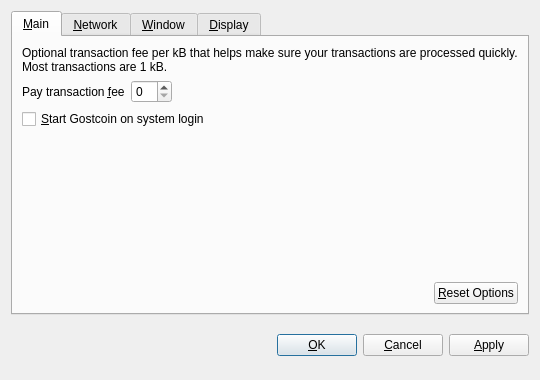
First picture: the form in src/qt/forms/optionsdialog.ui, repository GOSTSec/gostcoin, before the edit.
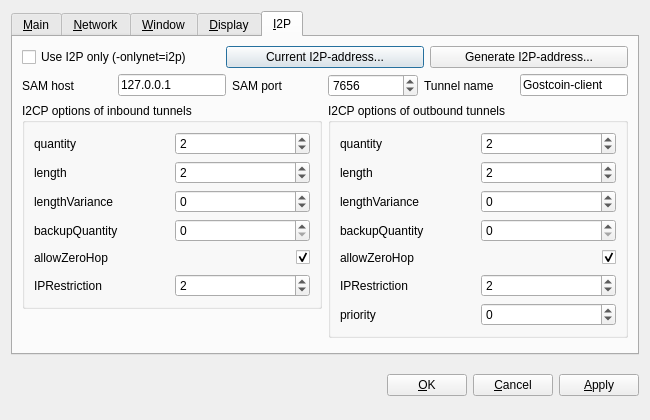
Second picture: the form after the edit. The open tabs and pages were chosen to show the change. Custom widgets are drawn as their Qt base class.

```diff
--- a/src/qt/forms/optionsdialog.ui
+++ b/src/qt/forms/optionsdialog.ui
@@ -6,8 +6,8 @@
    <rect>
     <x>0</x>
     <y>0</y>
-    <width>540</width>
-    <height>380</height>
+    <width>650</width>
+    <height>420</height>
    </rect>
   </property>
   <property name="windowTitle">
@@ -16,12 +16,15 @@
   <property name="modal">
    <bool>true</bool>
   </property>
-  <layout class="QVBoxLayout" name="verticalLayout">
+  <layout class="QVBoxLayout" name="verticalLayout_6">
    <item>
     <widget class="QTabWidget" name="tabWidget">
      <property name="tabPosition">
       <enum>QTabWidget::North</enum>
      </property>
+     <property name="tabShape">
+      <enum>QTabWidget::Rounded</enum>
+     </property>
      <property name="currentIndex">
       <number>0</number>
      </property>
@@ -388,6 +391,452 @@
        </item>
       </layout>
      </widget>
+     <widget class="QWidget" name="tabI2P">
+      <attribute name="title">
+       <string notr="true">&amp;I2P</string>
+      </attribute>
+      <layout class="QVBoxLayout" name="verticalLayout">
+       <item>
+        <layout class="QHBoxLayout" name="horizontalLayout_1_I2P">
+         <item>
+          <widget class="QCheckBox" name="checkBoxUseI2POnly">
+           <property name="text">
+            <string>Use I2P only (-onlynet=i2p)</string>
+           </property>
+          </widget>
+         </item>
+         <item>
+          <widget class="QPushButton" name="pushButtonCurrentI2PAddress">
+           <property name="text">
+            <string>Current I2P-address...</string>
+           </property>
+          </widget>
+         </item>
+         <item>
+          <widget class="QPushButton" name="pushButtonGenerateI2PAddress">
+           <property name="text">
+            <string>Generate I2P-address...</string>
+           </property>
+          </widget>
+         </item>
+        </layout>
+       </item>
+       <item>
+        <layout class="QHBoxLayout" name="horizontalLayout_2_I2P">
+         <item>
+          <widget class="QLabel" name="labelSAMHost">
+           <property name="text">
+            <string>SAM host</string>
+           </property>
+          </widget>
+         </item>
+         <item>
+          <widget class="QLineEdit" name="lineEditSAMHost">
+           <property name="sizePolicy">
+            <sizepolicy hsizetype="Fixed" vsizetype="Fixed">
+             <horstretch>0</horstretch>
+             <verstretch>0</verstretch>
+            </sizepolicy>
+           </property>
+           <property name="text">
+            <string>127.0.0.1</string>
+           </property>
+          </widget>
+         </item>
+         <item>
+          <widget class="QLabel" name="labelSAMPort">
+           <property name="text">
+            <string>SAM port</string>
+           </property>
+          </widget>
+         </item>
+         <item>
+          <widget class="QSpinBox" name="spinBoxSAMPort">
+           <property name="minimum">
+            <number>1</number>
+           </property>
+           <property name="maximum">
+            <number>65535</number>
+           </property>
+           <property name="value">
+            <number>7656</number>
+           </property>
+          </widget>
+         </item>
+         <item>
+          <widget class="QLabel" name="labelTunnelName">
+           <property name="text">
+            <string>Tunnel name</string>
+           </property>
+          </widget>
+         </item>
+         <item>
+          <widget class="QLineEdit" name="lineEditTunnelName">
+           <property name="sizePolicy">
+            <sizepolicy hsizetype="Preferred" vsizetype="Fixed">
+             <horstretch>0</horstretch>
+             <verstretch>0</verstretch>
+            </sizepolicy>
+           </property>
+           <property name="minimumSize">
+            <size>
+             <width>0</width>
+             <height>0</height>
+            </size>
+           </property>
+           <property name="text">
+            <string>Gostcoin-client</string>
+           </property>
+          </widget>
+         </item>
+        </layout>
+       </item>
+       <item>
+        <layout class="QHBoxLayout" name="horizontalLayout_3_I2P">
+         <item>
+          <layout class="QVBoxLayout" name="verticalLayout_3_1_I2P">
+           <item>
+            <widget class="QGroupBox" name="groupBoxInbound_3_1_I2P">
+             <property name="title">
+              <string>I2CP options of inbound tunnels</string>
+             </property>
+             <layout class="QVBoxLayout" name="verticalLayout_2">
+              <item>
+               <layout class="QHBoxLayout" name="horizontalLayout_3_1_1_I2P">
+                <item>
+                 <widget class="QLabel" name="labelInboundQuantity">
+                  <property name="text">
+                   <string>quantity </string>
+                  </property>
+                 </widget>
+                </item>
+                <item>
+                 <widget class="QSpinBox" name="spinBoxInboundQuantity">
+                  <property name="minimum">
+                   <number>1</number>
+                  </property>
+                  <property name="maximum">
+                   <number>16</number>
+                  </property>
+                  <property name="value">
+                   <number>2</number>
+                  </property>
+                 </widget>
+                </item>
+               </layout>
+              </item>
+              <item>
+               <layout class="QHBoxLayout" name="horizontalLayout_3_1_2_I2P">
+                <item>
+                 <widget class="QLabel" name="labelInboundLength">
+                  <property name="text">
+                   <string>length </string>
+                  </property>
+                 </widget>
+                </item>
+                <item>
+                 <widget class="QSpinBox" name="spinBoxInboundLength">
+                  <property name="minimum">
+                   <number>0</number>
+                  </property>
+                  <property name="maximum">
+                   <number>7</number>
+                  </property>
+                  <property name="value">
+                   <number>2</number>
+                  </property>
+                 </widget>
+                </item>
+               </layout>
+              </item>
+              <item>
+               <layout class="QHBoxLayout" name="horizontalLayout_3_1_3_I2P">
+                <item>
+                 <widget class="QLabel" name="labelInboundLengthVariance">
+                  <property name="text">
+                   <string>lengthVariance</string>
+                  </property>
+                 </widget>
+                </item>
+                <item>
+                 <widget class="QSpinBox" name="spinBoxInboundLengthVariance">
+                  <property name="minimum">
+                   <number>-7</number>
+                  </property>
+                  <property name="maximum">
+                   <number>7</number>
+                  </property>
+                 </widget>
+                </item>
+               </layout>
+              </item>
+              <item>
+               <layout class="QHBoxLayout" name="horizontalLayout_3_1_4_I2P">
+                <item>
+                 <widget class="QLabel" name="labelInboundBackupQuality">
+                  <property name="text">
+                   <string>backupQuantity</string>
+                  </property>
+                 </widget>
+                </item>
+                <item>
+                 <widget class="QSpinBox" name="spinBoxInboundBackupQuality"/>
+                </item>
+               </layout>
+              </item>
+              <item>
+               <layout class="QHBoxLayout" name="horizontalLayout_3_1_5_I2P">
+                <item>
+                 <widget class="QLabel" name="labelInboundAllowZeroHop">
+                  <property name="text">
+                   <string>allowZeroHop</string>
+                  </property>
+                 </widget>
+                </item>
+                <item>
+                 <spacer name="horizontalSpacer_3_1_5_I2P">
+                  <property name="orientation">
+                   <enum>Qt::Horizontal</enum>
+                  </property>
+                  <property name="sizeHint" stdset="0">
+                   <size>
+                    <width>40</width>
+                    <height>20</height>
+                   </size>
+                  </property>
+                 </spacer>
+                </item>
+                <item>
+                 <widget class="QCheckBox" name="checkBoxInboundAllowZeroHop">
+                  <property name="checked">
+                   <bool>true</bool>
+                  </property>
+                 </widget>
+                </item>
+               </layout>
+              </item>
+              <item>
+               <layout class="QHBoxLayout" name="horizontalLayout_3_1_6_I2P">
+                <item>
+                 <widget class="QLabel" name="labelInboundIPRestriction">
+                  <property name="text">
+                   <string>IPRestriction</string>
+                  </property>
+                 </widget>
+                </item>
+                <item>
+                 <widget class="QSpinBox" name="spinBoxInboundIPRestriction">
+                  <property name="maximum">
+                   <number>4</number>
+                  </property>
+                  <property name="value">
+                   <number>2</number>
+                  </property>
+                 </widget>
+                </item>
+               </layout>
+              </item>
+             </layout>
+            </widget>
+           </item>
+           <item>
+            <spacer name="verticalSpacer_3_1_I2P">
+             <property name="orientation">
+              <enum>Qt::Vertical</enum>
+             </property>
+             <property name="sizeHint" stdset="0">
+              <size>
+               <width>20</width>
+               <height>40</height>
+              </size>
+             </property>
+            </spacer>
+           </item>
+          </layout>
+         </item>
+         <item>
+          <layout class="QVBoxLayout" name="verticalLayout_3_2_I2P">
+           <item>
+            <widget class="QGroupBox" name="groupBoxOutbound_3_2_I2P">
+             <property name="title">
+              <string>I2CP options of outbound tunnels</string>
+             </property>
+             <layout class="QVBoxLayout" name="verticalLayout_3">
+              <item>
+               <layout class="QHBoxLayout" name="horizontalLayout_3_2_1_I2P">
+                <item>
+                 <widget class="QLabel" name="labelOutboundQuantity">
+                  <property name="text">
+                   <string>quantity</string>
+                  </property>
+                 </widget>
+                </item>
+                <item>
+                 <widget class="QSpinBox" name="spinBoxOutboundQuantity">
+                  <property name="minimum">
+                   <number>1</number>
+                  </property>
+                  <property name="value">
+                   <number>2</number>
+                  </property>
+                 </widget>
+                </item>
+               </layout>
+              </item>
+              <item>
+               <layout class="QHBoxLayout" name="horizontalLayout_3_2_2_I2P">
+                <item>
+                 <widget class="QLabel" name="labelOutboundLength">
+                  <property name="text">
+                   <string>length</string>
+                  </property>
+                 </widget>
+                </item>
+                <item>
+                 <widget class="QSpinBox" name="spinBoxOutboundLength">
+                  <property name="maximum">
+                   <number>7</number>
+                  </property>
+                  <property name="value">
+                   <number>2</number>
+                  </property>
+                 </widget>
+                </item>
+               </layout>
+              </item>
+              <item>
+               <layout class="QHBoxLayout" name="horizontalLayout_3_2_3_I2P">
+                <item>
+                 <widget class="QLabel" name="labelOutboundLengthVariance">
+                  <property name="text">
+                   <string>lengthVariance</string>
+                  </property>
+                 </widget>
+                </item>
+                <item>
+                 <widget class="QSpinBox" name="spinBoxOutboundLengthVariance">
+                  <property name="minimum">
+                   <number>-7</number>
+                  </property>
+                  <property name="maximum">
+                   <number>7</number>
+                  </property>
+                 </widget>
+                </item>
+               </layout>
+              </item>
+              <item>
+               <layout class="QHBoxLayout" name="horizontalLayout_3_2_4_I2P">
+                <item>
+                 <widget class="QLabel" name="labelOutboundBackupQuantity">
+                  <property name="text">
+                   <string>backupQuantity</string>
+                  </property>
+                 </widget>
+                </item>
+                <item>
+                 <widget class="QSpinBox" name="spinBoxOutboundBackupQuantity"/>
+                </item>
+               </layout>
+              </item>
+              <item>
+               <layout class="QHBoxLayout" name="horizontalLayout_3_2_5_I2P">
+                <item>
+                 <widget class="QLabel" name="labelAllowZeroHop">
+                  <property name="text">
+                   <string>allowZeroHop</string>
+                  </property>
+                 </widget>
+                </item>
+                <item>
+                 <spacer name="horizontalSpacer_3_2_5_I2P">
+                  <property name="orientation">
+                   <enum>Qt::Horizontal</enum>
+                  </property>
+                  <property name="sizeHint" stdset="0">
+                   <size>
+                    <width>40</width>
+                    <height>20</height>
+                   </size>
+                  </property>
+                 </spacer>
+                </item>
+                <item>
+                 <widget class="QCheckBox" name="checkBoxAllowZeroHop">
+                  <property name="checked">
+                   <bool>true</bool>
+                  </property>
+                 </widget>
+                </item>
+               </layout>
+              </item>
+              <item>
+               <layout class="QHBoxLayout" name="horizontalLayout_3_2_6_I2P">
+                <item>
+                 <widget class="QLabel" name="labelOutboundIPRestriction">
+                  <property name="text">
+                   <string>IPRestriction</string>
+                  </property>
+                 </widget>
+                </item>
+                <item>
+                 <widget class="QSpinBox" name="spinBoxOutboundIPRestriction">
+                  <property name="maximum">
+                   <number>4</number>
+                  </property>
+                  <property name="value">
+                   <number>2</number>
+                  </property>
+                 </widget>
+                </item>
+               </layout>
+              </item>
+              <item>
+               <layout class="QHBoxLayout" name="horizontalLayout_3_2_7_I2P">
+                <item>
+                 <widget class="QLabel" name="labelOutboundPriority">
+                  <property name="text">
+                   <string>priority</string>
+                  </property>
+                 </widget>
+                </item>
+                <item>
+                 <widget class="QSpinBox" name="spinBoxOutboundPriority">
+                  <property name="minimum">
+                   <number>-25</number>
+                  </property>
+                  <property name="maximum">
+                   <number>25</number>
+                  </property>
+                 </widget>
+                </item>
+               </layout>
+              </item>
+             </layout>
+            </widget>
+           </item>
+           <item>
+            <spacer name="verticalSpacer_3_2_I2P">
+             <property name="orientation">
+              <enum>Qt::Vertical</enum>
+             </property>
+             <property name="sizeHint" stdset="0">
+              <size>
+               <width>20</width>
+               <height>40</height>
+              </size>
+             </property>
+            </spacer>
+           </item>
+          </layout>
+         </item>
+        </layout>
+       </item>
+      </layout>
+      <zorder></zorder>
+      <zorder></zorder>
+      <zorder></zorder>
+     </widget>
     </widget>
    </item>
    <item>
```
Left out of the diff: 3 changed lines with no effect on the pictures.
